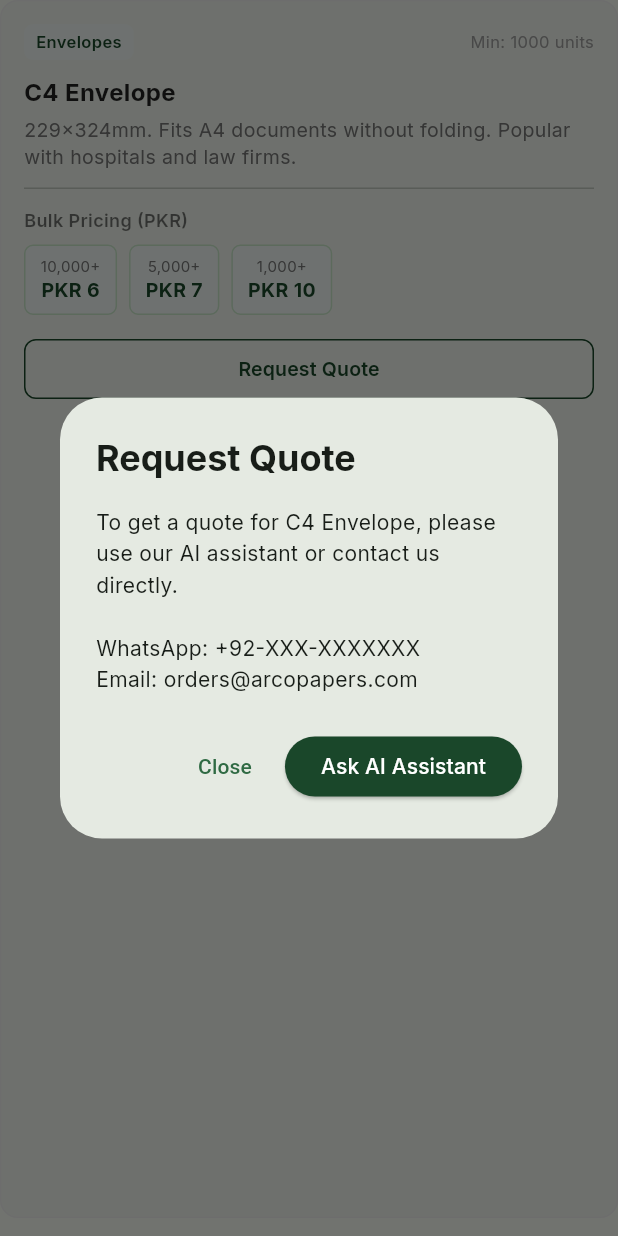
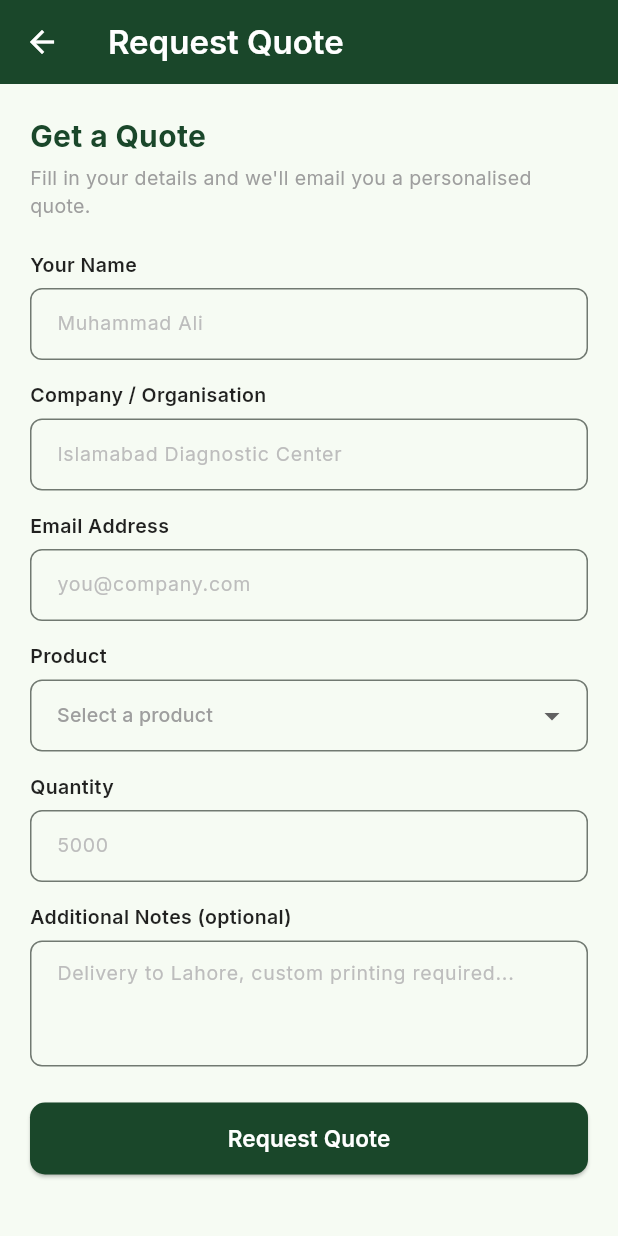
Before and after one commit to Awanjee/istatis-papers-app, a Flutter app: the _ProductCard screen opened directly with sample values from the repository, after a tap on "Request Quote", on a phone screen of 412 x 824 dp. Run offline on Flutter 3.47's test engine with Material 3 defaults, Android fonts, the phone set to English and light mode, and no system bars; our stand-ins replace dio, google_fonts.

Commit message:
Added a qoute request form, product list, success screen for quote

```diff
--- /dev/null
+++ b/lib/models/quote_request.dart
@@ -0,0 +1,44 @@
+class QuoteRequest {
+  final String customerName;
+  final String company;
+  final String email;
+  final String productType;
+  final int quantity;
+  final String notes;
+
+  QuoteRequest({
+    required this.customerName,
+    required this.company,
+    required this.email,
+    required this.productType,
+    required this.quantity,
+    this.notes = '',
+  });
+
+  Map<String, dynamic> toJson() => {
+    'customer_name': customerName,
+    'company': company,
+    'email': email,
+    'product_type': productType,
+    'quantity': quantity,
+    'notes': notes,
+  };
+}
+
+class QuoteResponse {
+  final bool success;
+  final String message;
+  final String quoteSummary;
+
+  QuoteResponse({
+    required this.success,
+    required this.message,
+    required this.quoteSummary,
+  });
+
+  factory QuoteResponse.fromJson(Map<String, dynamic> json) => QuoteResponse(
+    success: json['success'] as bool,
+    message: json['message'] as String,
+    quoteSummary: json['quote_summary'] as String,
+  );
+}
--- a/lib/screens/catalogue_screen.dart
+++ b/lib/screens/catalogue_screen.dart
@@ -1,3 +1,4 @@
+import 'package:arco_papers_app/screens/quote_screen.dart';
 import 'package:flutter/material.dart';
 import 'package:google_fonts/google_fonts.dart';
 import '../data/products_data.dart';
@@ -198,34 +199,23 @@ class _ProductCard extends StatelessWidget {
   }
 
   void _showQuoteDialog(BuildContext context) {
-    showDialog(
-      context: context,
-      builder: (context) => AlertDialog(
-        title: Text(
-          'Request Quote',
-          style: GoogleFonts.inter(fontWeight: FontWeight.w700),
+    Navigator.push(
+      context,
+      MaterialPageRoute(
+        builder: (_) => Scaffold(
+          appBar: AppBar(
+            backgroundColor: const Color(0xFF1a472a),
+            title: Text(
+              'Request Quote',
+              style: GoogleFonts.inter(
+                color: Colors.white,
+                fontWeight: FontWeight.w600,
+              ),
+            ),
+            iconTheme: const IconThemeData(color: Colors.white),
+          ),
+          body: QuoteScreen(preselectedProduct: product),
         ),
-        content: Text(
-          'To get a quote for ${product.name}, please '
-          'use our AI assistant or contact us directly.\n\n'
-          'WhatsApp: +92-XXX-XXXXXXX\n'
-          'Email: orders@arcopapers.com',
-          style: GoogleFonts.inter(fontSize: 14, height: 1.5),
-        ),
-        actions: [
-          TextButton(
-            onPressed: () => Navigator.pop(context),
-            child: const Text('Close'),
-          ),
-          ElevatedButton(
-            onPressed: () => Navigator.pop(context),
-            style: ElevatedButton.styleFrom(
-              backgroundColor: const Color(0xFF1a472a),
-              foregroundColor: Colors.white,
-            ),
-            child: Text('Ask AI Assistant', style: GoogleFonts.inter()),
-          ),
-        ],
       ),
     );
   }
--- a/lib/screens/home_screen.dart
+++ b/lib/screens/home_screen.dart
@@ -6,6 +6,7 @@ import '../widgets/chat_bubble.dart';
 import '../widgets/chat_input.dart';
 import '../widgets/suggestion_chips.dart';
 import 'catalogue_screen.dart';
+import 'quote_screen.dart';
 
 class HomeScreen extends StatefulWidget {
   const HomeScreen({super.key});
@@ -18,7 +19,11 @@ class _HomeScreenState extends State<HomeScreen> {
   int _currentIndex = 0;
   final _scrollController = ScrollController();
 
-  final List<Widget> _screens = const [_ChatTab(), CatalogueScreen()];
+  final List<Widget> _screens = const [
+    _ChatTab(),
+    CatalogueScreen(),
+    QuoteScreen(),
+  ];
 
   @override
   Widget build(BuildContext context) {
@@ -32,7 +37,9 @@ class _HomeScreenState extends State<HomeScreen> {
             Text(
               _currentIndex == 0
                   ? 'Arco Papers Assistant'
-                  : 'Product Catalogue',
+                  : _currentIndex == 1
+                  ? 'Product Catalogue'
+                  : 'Request a Quote',
               style: GoogleFonts.inter(
                 color: Colors.white,
                 fontSize: 16,
@@ -42,7 +49,9 @@ class _HomeScreenState extends State<HomeScreen> {
             Text(
               _currentIndex == 0
                   ? 'Ask about products, pricing & orders'
-                  : 'Envelopes, Paper & File Carriers',
+                  : _currentIndex == 1
+                  ? 'Envelopes, Paper & File Carriers'
+                  : 'Get a personalised quote by email',
               style: GoogleFonts.inter(color: Colors.white70, fontSize: 11),
             ),
           ],
@@ -72,6 +81,11 @@ class _HomeScreenState extends State<HomeScreen> {
             icon: Icon(Icons.inventory_2_outlined),
             activeIcon: Icon(Icons.inventory_2),
             label: 'Catalogue',
+          ),
+          BottomNavigationBarItem(
+            icon: Icon(Icons.request_quote_outlined),
+            activeIcon: Icon(Icons.request_quote),
+            label: 'Quote',
           ),
         ],
       ),
--- /dev/null
+++ b/lib/screens/quote_screen.dart
@@ -0,0 +1,376 @@
+import 'package:flutter/material.dart';
+import 'package:google_fonts/google_fonts.dart';
+import '../models/quote_request.dart';
+import '../models/product.dart';
+import '../services/api_service.dart';
+
+class QuoteScreen extends StatefulWidget {
+  final Product? preselectedProduct;
+
+  const QuoteScreen({super.key, this.preselectedProduct});
+
+  @override
+  State<QuoteScreen> createState() => _QuoteScreenState();
+}
+
+class _QuoteScreenState extends State<QuoteScreen> {
+  final _formKey = GlobalKey<FormState>();
+  final _nameController = TextEditingController();
+  final _companyController = TextEditingController();
+  final _emailController = TextEditingController();
+  final _quantityController = TextEditingController();
+  final _notesController = TextEditingController();
+  final _apiService = ApiService();
+
+  bool _isLoading = false;
+  bool _submitted = false;
+  String _resultMessage = '';
+  String _quoteSummary = '';
+
+  // Product type dropdown
+  String? _selectedProductType;
+
+  static const _productOptions = [
+    ('envelope_c4', 'C4 Envelope (229x324mm)'),
+    ('envelope_c5', 'C5 Envelope (162x229mm)'),
+    ('envelope_dl', 'DL Envelope (110x220mm)'),
+    ('paper_a4_70gsm', 'A4 Paper 70gsm'),
+    ('paper_a4_80gsm', 'A4 Paper 80gsm'),
+    ('file_carrier_standard', 'A4 File Carrier Standard'),
+    ('file_carrier_heavy', 'A4 File Carrier Heavy Duty'),
+  ];
+
+  @override
+  void initState() {
+    super.initState();
+    if (widget.preselectedProduct != null) {
+      _selectedProductType = widget.preselectedProduct!.id;
+    }
+  }
+
+  @override
+  void dispose() {
+    _nameController.dispose();
+    _companyController.dispose();
+    _emailController.dispose();
+    _quantityController.dispose();
+    _notesController.dispose();
+    super.dispose();
+  }
+
+  Future<void> _submitQuote() async {
+    if (!_formKey.currentState!.validate()) return;
+    if (_selectedProductType == null) {
+      ScaffoldMessenger.of(
+        context,
+      ).showSnackBar(const SnackBar(content: Text('Please select a product')));
+      return;
+    }
+
+    setState(() => _isLoading = true);
+
+    final request = QuoteRequest(
+      customerName: _nameController.text.trim(),
+      company: _companyController.text.trim(),
+      email: _emailController.text.trim(),
+      productType: _selectedProductType!,
+      quantity: int.parse(_quantityController.text.trim()),
+      notes: _notesController.text.trim(),
+    );
+
+    final response = await _apiService.requestQuote(request);
+
+    setState(() {
+      _isLoading = false;
+      _submitted = response.success;
+      _resultMessage = response.message;
+      _quoteSummary = response.quoteSummary;
+    });
+  }
+
+  @override
+  Widget build(BuildContext context) {
+    if (_submitted) return _buildSuccess();
+    return _buildForm();
+  }
+
+  Widget _buildForm() {
+    return SingleChildScrollView(
+      padding: const EdgeInsets.all(20),
+      child: Form(
+        key: _formKey,
+        child: Column(
+          crossAxisAlignment: CrossAxisAlignment.start,
+          children: [
+            Text(
+              'Get a Quote',
+              style: GoogleFonts.inter(
+                fontSize: 20,
+                fontWeight: FontWeight.w700,
+                color: const Color(0xFF1a472a),
+              ),
+            ),
+            const SizedBox(height: 4),
+            Text(
+              'Fill in your details and we\'ll email '
+              'you a personalised quote.',
+              style: GoogleFonts.inter(fontSize: 13, color: Colors.grey),
+            ),
+            const SizedBox(height: 20),
+
+            // Name
+            _buildField(
+              controller: _nameController,
+              label: 'Your Name',
+              hint: 'Muhammad Ali',
+              validator: (v) => v!.isEmpty ? 'Name is required' : null,
+            ),
+            const SizedBox(height: 14),
+
+            // Company
+            _buildField(
+              controller: _companyController,
+              label: 'Company / Organisation',
+              hint: 'Islamabad Diagnostic Center',
+              validator: (v) => v!.isEmpty ? 'Company is required' : null,
+            ),
+            const SizedBox(height: 14),
+
+            // Email
+            _buildField(
+              controller: _emailController,
+              label: 'Email Address',
+              hint: 'you@company.com',
+              keyboardType: TextInputType.emailAddress,
+              validator: (v) {
+                if (v!.isEmpty) {
+                  return 'Email is required';
+                }
+                if (!v.contains('@')) {
+                  return 'Enter a valid email';
+                }
+                return null;
+              },
+            ),
+            const SizedBox(height: 14),
+
+            // Product dropdown
+            Text(
+              'Product',
+              style: GoogleFonts.inter(
+                fontSize: 13,
+                fontWeight: FontWeight.w600,
+                color: Colors.black87,
+              ),
+            ),
+            const SizedBox(height: 6),
+            DropdownButtonFormField<String>(
+              value: _selectedProductType,
+              decoration: _inputDecoration(''),
+              hint: Text(
+                'Select a product',
+                style: GoogleFonts.inter(color: Colors.grey, fontSize: 13),
+              ),
+              items: _productOptions
+                  .map(
+                    (p) => DropdownMenuItem(
+                      value: p.$1,
+                      child: Text(p.$2, style: GoogleFonts.inter(fontSize: 13)),
+                    ),
+                  )
+                  .toList(),
+              onChanged: (val) => setState(() => _selectedProductType = val),
+            ),
+            const SizedBox(height: 14),
+
+            // Quantity
+            _buildField(
+              controller: _quantityController,
+              label: 'Quantity',
+              hint: '5000',
+              keyboardType: TextInputType.number,
+              validator: (v) {
+                if (v!.isEmpty) {
+                  return 'Quantity is required';
+                }
+                final n = int.tryParse(v);
+                if (n == null || n <= 0) {
+                  return 'Enter a valid quantity';
+                }
+                return null;
+              },
+            ),
+            const SizedBox(height: 14),
+
+            // Notes
+            _buildField(
+              controller: _notesController,
+              label: 'Additional Notes (optional)',
+              hint:
+                  'Delivery to Lahore, custom '
+                  'printing required...',
+              maxLines: 3,
+              validator: (_) => null,
+            ),
+            const SizedBox(height: 24),
+
+            // Submit button
+            SizedBox(
+              width: double.infinity,
+              height: 48,
+              child: ElevatedButton(
+                onPressed: _isLoading ? null : _submitQuote,
+                style: ElevatedButton.styleFrom(
+                  backgroundColor: const Color(0xFF1a472a),
+                  foregroundColor: Colors.white,
+                  shape: RoundedRectangleBorder(
+                    borderRadius: BorderRadius.circular(10),
+                  ),
+                ),
+                child: _isLoading
+                    ? const SizedBox(
+                        width: 20,
+                        height: 20,
+                        child: CircularProgressIndicator(
+                          strokeWidth: 2,
+                          color: Colors.white,
+                        ),
+                      )
+                    : Text(
+                        'Request Quote',
+                        style: GoogleFonts.inter(
+                          fontWeight: FontWeight.w600,
+                          fontSize: 15,
+                        ),
+                      ),
+              ),
+            ),
+          ],
+        ),
+      ),
+    );
+  }
+
+  Widget _buildSuccess() {
+    return Center(
+      child: Padding(
+        padding: const EdgeInsets.all(32),
+        child: Column(
+          mainAxisSize: MainAxisSize.min,
+          children: [
+            Container(
+              padding: const EdgeInsets.all(16),
+              decoration: const BoxDecoration(
+                color: Color(0xFFf0f7f4),
+                shape: BoxShape.circle,
+              ),
+              child: const Icon(
+                Icons.check_circle_outline,
+                size: 48,
+                color: Color(0xFF1a472a),
+              ),
+            ),
+            const SizedBox(height: 20),
+            Text(
+              'Quote Sent!',
+              style: GoogleFonts.inter(
+                fontSize: 22,
+                fontWeight: FontWeight.w700,
+                color: const Color(0xFF1a472a),
+              ),
+            ),
+            const SizedBox(height: 8),
+            Text(
+              _resultMessage,
+              textAlign: TextAlign.center,
+              style: GoogleFonts.inter(fontSize: 14, color: Colors.grey),
+            ),
+            if (_quoteSummary.isNotEmpty) ...[
+              const SizedBox(height: 16),
+              Container(
+                padding: const EdgeInsets.all(14),
+                decoration: BoxDecoration(
+                  color: const Color(0xFFf0f7f4),
+                  borderRadius: BorderRadius.circular(8),
+                ),
+                child: Text(
+                  _quoteSummary,
+                  style: GoogleFonts.inter(
+                    fontSize: 13,
+                    color: const Color(0xFF1a472a),
+                    height: 1.5,
+                  ),
+                ),
+              ),
+            ],
+            const SizedBox(height: 24),
+            OutlinedButton(
+              onPressed: () => setState(() {
+                _submitted = false;
+                _nameController.clear();
+                _companyController.clear();
+                _emailController.clear();
+                _quantityController.clear();
+                _notesController.clear();
+                _selectedProductType = null;
+              }),
+              style: OutlinedButton.styleFrom(
+                foregroundColor: const Color(0xFF1a472a),
+                side: const BorderSide(color: Color(0xFF1a472a)),
+              ),
+              child: Text('Request Another Quote', style: GoogleFonts.inter()),
+            ),
+          ],
+        ),
+      ),
+    );
+  }
+
+  Widget _buildField({
+    required TextEditingController controller,
+    required String label,
+    required String hint,
+    required String? Function(String?) validator,
+    TextInputType keyboardType = TextInputType.text,
+    int maxLines = 1,
+  }) {
+    return Column(
+      crossAxisAlignment: CrossAxisAlignment.start,
+      children: [
+        Text(
+          label,
+          style: GoogleFonts.inter(
+            fontSize: 13,
+            fontWeight: FontWeight.w600,
+            color: Colors.black87,
+          ),
+        ),
+        const SizedBox(height: 6),
+        TextFormField(
+          controller: controller,
+          keyboardType: keyboardType,
+          maxLines: maxLines,
+          validator: validator,
+          decoration: _inputDecoration(hint),
+          style: GoogleFonts.inter(fontSize: 13),
+        ),
+      ],
+    );
+  }
+
+  InputDecoration _inputDecoration(String hint) {
+    return InputDecoration(
+      hintText: hint,
+      hintStyle: GoogleFonts.inter(color: Colors.grey.shade400, fontSize: 13),
+      border: OutlineInputBorder(
+        borderRadius: BorderRadius.circular(8),
+        borderSide: BorderSide(color: Colors.grey.shade300),
+      ),
+      focusedBorder: OutlineInputBorder(
+        borderRadius: BorderRadius.circular(8),
+        borderSide: const BorderSide(color: Color(0xFF1a472a)),
+      ),
+      contentPadding: const EdgeInsets.symmetric(horizontal: 14, vertical: 12),
+    );
+  }
+}
--- a/lib/services/api_service.dart
+++ b/lib/services/api_service.dart
@@ -1,11 +1,15 @@
 import 'package:dio/dio.dart';
+
+import '../models/quote_request.dart';
 
 class ApiService {
   final Dio _dio;
   final String _sessionId;
 
-  // Change this to your deployed URL later
-  static const String _baseUrl = 'https://arco-papers-api.onrender.com';
+  // URL of the deployed API
+  static const String _baseUrl =
+      'https://arco-papers-api.onrender.com'; // Deployed URL
+  // static const String _baseUrl = 'http://127.0.0.1:8000'; // Local development
 
   ApiService()
     : _dio = Dio(
@@ -31,4 +35,17 @@ class ApiService {
       return 'Error: ${e.message}';
     }
   }
+
+  Future<QuoteResponse> requestQuote(QuoteRequest request) async {
+    try {
+      final response = await _dio.post('/quote', data: request.toJson());
+      return QuoteResponse.fromJson(response.data as Map<String, dynamic>);
+    } on DioException catch (e) {
+      return QuoteResponse(
+        success: false,
+        message: 'Error: ${e.message}',
+        quoteSummary: '',
+      );
+    }
+  }
 }
```
